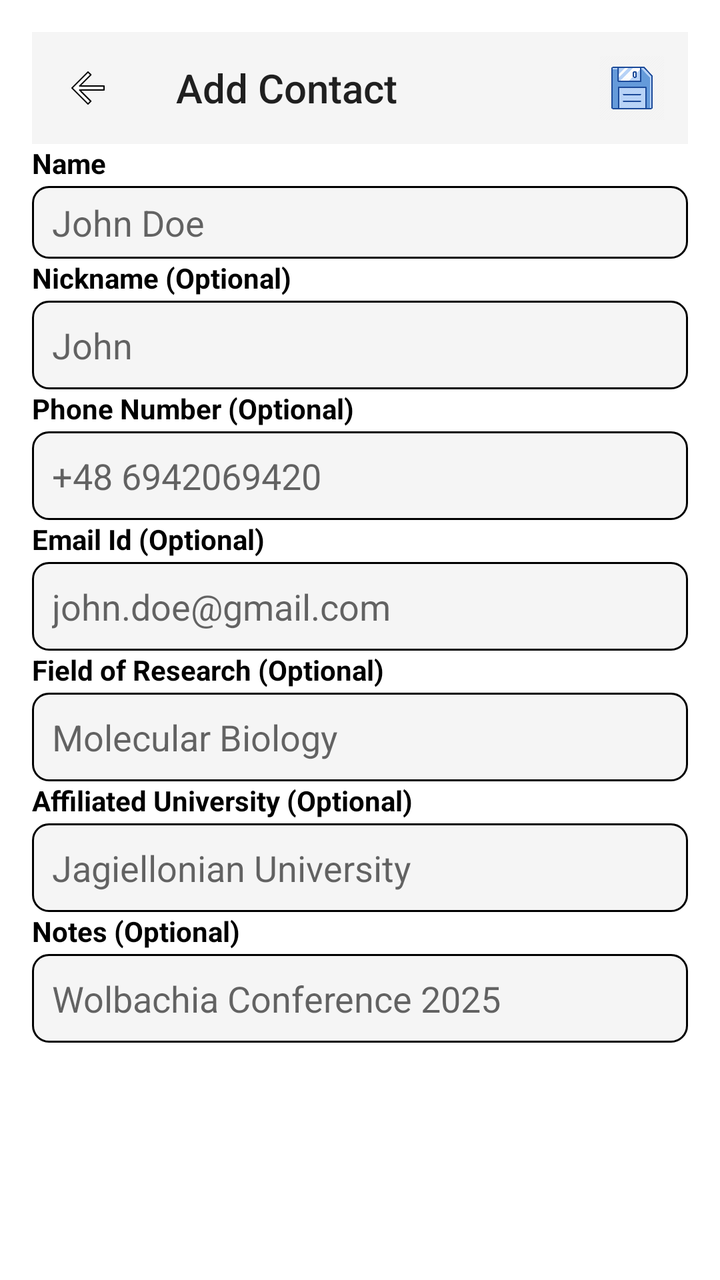
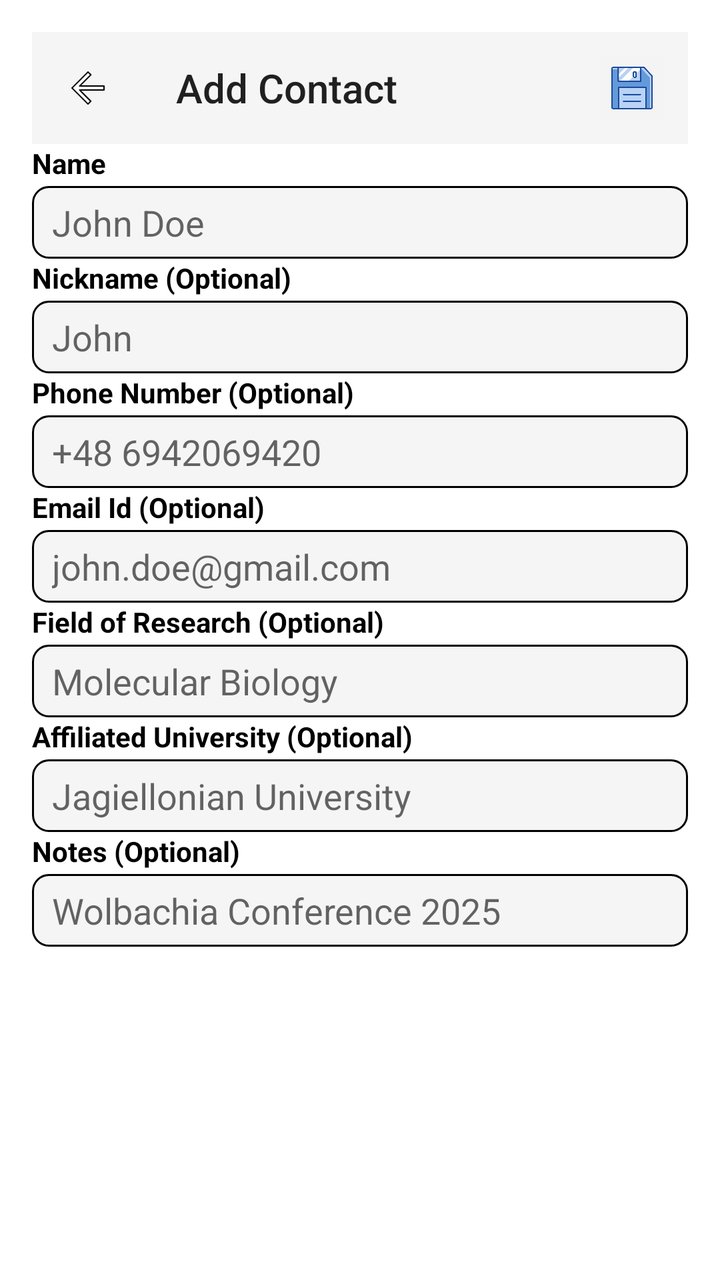

An Android layout rendered at two revisions. The XML below is the earlier revision; the diff shows what the commit changed to produce the second picture.
<!-- AndroidManifest.xml: application theme AppTheme -->
<!-- res/layout/activity_contact_entry.xml -->
<?xml version="1.0" encoding="utf-8"?>
<LinearLayout xmlns:android="http://schemas.android.com/apk/res/android"
    android:layout_width="match_parent"
    android:layout_height="match_parent"
    xmlns:app="http://schemas.android.com/apk/res-auto"
    android:orientation="vertical"
    android:padding="16dp"
    android:background="@color/white">

    <androidx.appcompat.widget.Toolbar
        android:id="@+id/contactEntryToolbar"
        android:layout_width="match_parent"
        android:layout_height="?attr/actionBarSize"
        android:background="?attr/colorPrimary"
        android:theme="@style/ThemeOverlay.AppCompat.ActionBar"
        app:title="Add Contact"
        app:titleTextAppearance="@style/TextAppearance.AppCompat.Widget.ActionBar.Title"
        app:popupTheme="@style/ThemeOverlay.AppCompat.Light"
        app:navigationIcon="@drawable/ic_back_arrow"
        app:menu="@menu/contact_entry_menu"/>

    <TextView
        android:layout_width="wrap_content"
        android:layout_height="wrap_content"
        android:text="Name"
        android:textColor="@color/black"
        android:textStyle="bold"
        android:textSize="14sp"
        android:layout_marginBottom="2dp"/>

    <EditText
        android:id="@+id/et_name"
        android:layout_width="match_parent"
        android:layout_height="wrap_content"
        android:hint="John Doe"
        android:background="@drawable/edit_text_bg"
        android:paddingTop="6dp"
        android:paddingBottom="6dp"/>

    <TextView
        android:layout_width="wrap_content"
        android:layout_height="wrap_content"
        android:text="Nickname (Optional)"
        android:textColor="@color/black"
        android:textStyle="bold"
        android:textSize="14sp"
        android:layout_marginBottom="2dp"/>

    <EditText
        android:id="@+id/et_nickname"
        android:layout_width="match_parent"
        android:layout_height="wrap_content"
        android:hint="John"
        android:padding="10dp"
        android:background="@drawable/edit_text_bg"
        android:paddingTop="6dp"
        android:paddingBottom="6dp"/>

    <TextView
        android:layout_width="wrap_content"
        android:layout_height="wrap_content"
        android:text="Phone Number (Optional)"
        android:textColor="@color/black"
        android:textStyle="bold"
        android:textSize="14sp"
        android:layout_marginBottom="2dp"/>

    <EditText
        android:id="@+id/et_phone"
        android:layout_width="match_parent"
        android:layout_height="wrap_content"
        android:hint="+48 6942069420"
        android:padding="10dp"
        android:inputType="phone"
        android:background="@drawable/edit_text_bg"
        android:paddingTop="6dp"
        android:paddingBottom="6dp"/>

    <TextView
        android:layout_width="wrap_content"
        android:layout_height="wrap_content"
        android:text="Email Id (Optional)"
        android:textColor="@color/black"
        android:textStyle="bold"
        android:textSize="14sp"
        android:layout_marginBottom="2dp"/>

    <EditText
        android:id="@+id/et_email"
        android:layout_width="match_parent"
        android:layout_height="wrap_content"
        android:hint="john.doe@gmail.com"
        android:padding="10dp"
        android:inputType="textEmailAddress"
        android:background="@drawable/edit_text_bg"
        android:paddingTop="6dp"
        android:paddingBottom="6dp"/>

    <TextView
        android:layout_width="wrap_content"
        android:layout_height="wrap_content"
        android:text="Field of Research (Optional)"
        android:textColor="@color/black"
        android:textStyle="bold"
        android:textSize="14sp"
        android:layout_marginBottom="2dp"/>

    <EditText
        android:id="@+id/et_field"
        android:layout_width="match_parent"
        android:layout_height="wrap_content"
        android:hint="Molecular Biology"
        android:padding="10dp"
        android:background="@drawable/edit_text_bg"
        android:paddingTop="6dp"
        android:paddingBottom="6dp"/>

    <TextView
        android:layout_width="wrap_content"
        android:layout_height="wrap_content"
        android:text="Affiliated University (Optional)"
        android:textColor="@color/black"
        android:textStyle="bold"
        android:textSize="14sp"
        android:layout_marginBottom="2dp"/>

    <EditText
        android:id="@+id/et_university"
        android:layout_width="match_parent"
        android:layout_height="wrap_content"
        android:hint="Jagiellonian University"
        android:padding="10dp"
        android:background="@drawable/edit_text_bg"
        android:paddingTop="6dp"
        android:paddingBottom="6dp"/>

    <TextView
        android:layout_width="wrap_content"
        android:layout_height="wrap_content"
        android:text="Notes (Optional)"
        android:textColor="@color/black"
        android:textStyle="bold"
        android:textSize="14sp"
        android:layout_marginBottom="2dp"/>

    <EditText
        android:id="@+id/et_notes"
        android:layout_width="match_parent"
        android:layout_height="wrap_content"
        android:hint="Wolbachia Conference 2025"
        android:padding="10dp"
        android:background="@drawable/edit_text_bg"
        android:paddingTop="6dp"
        android:paddingBottom="6dp"/>

</LinearLayout>
<!-- resources referenced by this layout -->
<resources>
  <color name="black">#FF000000</color>
  <color name="white">#FFFFFFFF</color>
  <!-- drawable edit_text_bg (drawable) -->
  <?xml version="1.0" encoding="utf-8"?>
  <shape xmlns:android="http://schemas.android.com/apk/res/android"
      android:shape="rectangle">
  
      
      <solid android:color="@color/light_gray" />
  
      
      <stroke android:width="1dp" android:color="@color/black" />
  
      
      <corners android:radius="8dp" />
  
      
      <padding android:left="10dp" android:right="10dp" />
  </shape>
  <!-- drawable ic_back_arrow (drawable) -->
  <?xml version="1.0" encoding="utf-8"?>
  <vector xmlns:android="http://schemas.android.com/apk/res/android"
      android:width="24dp"
      android:height="24dp"
      android:viewportWidth="24"
      android:viewportHeight="24">
  
      <path
          android:fillColor="@android:color/white"
          android:strokeColor="@android:color/black"
          android:strokeWidth="0.7"
          android:strokeLineJoin="round"
          android:strokeLineCap="round"
          android:pathData="M20,11H7.83L13.42,5.41L12,4L4,12L12,20L13.41,18.59L7.83,13H20V11Z"/>
  </vector>
  <style name="AppTheme" parent="Theme.AppCompat.Light.NoActionBar">
          
          <item name="windowActionBar">false</item>
          <item name="windowNoTitle">true</item>
      </style>
  <color name="light_gray">#F5F5F5</color>
</resources>

<!-- the commit's change to res/layout/activity_contact_entry.xml (unified diff, before → after) -->
@@ -51,7 +51,6 @@
         android:layout_width="match_parent"
         android:layout_height="wrap_content"
         android:hint="John"
-        android:padding="10dp"
         android:background="@drawable/edit_text_bg"
         android:paddingTop="6dp"
         android:paddingBottom="6dp"/>
@@ -70,7 +69,6 @@
         android:layout_width="match_parent"
         android:layout_height="wrap_content"
         android:hint="+48 6942069420"
-        android:padding="10dp"
         android:inputType="phone"
         android:background="@drawable/edit_text_bg"
         android:paddingTop="6dp"
@@ -90,7 +88,6 @@
         android:layout_width="match_parent"
         android:layout_height="wrap_content"
         android:hint="john.doe@gmail.com"
-        android:padding="10dp"
         android:inputType="textEmailAddress"
         android:background="@drawable/edit_text_bg"
         android:paddingTop="6dp"
@@ -110,7 +107,6 @@
         android:layout_width="match_parent"
         android:layout_height="wrap_content"
         android:hint="Molecular Biology"
-        android:padding="10dp"
         android:background="@drawable/edit_text_bg"
         android:paddingTop="6dp"
         android:paddingBottom="6dp"/>
@@ -129,7 +125,6 @@
         android:layout_width="match_parent"
         android:layout_height="wrap_content"
         android:hint="Jagiellonian University"
-        android:padding="10dp"
         android:background="@drawable/edit_text_bg"
         android:paddingTop="6dp"
         android:paddingBottom="6dp"/>
@@ -148,7 +143,6 @@
         android:layout_width="match_parent"
         android:layout_height="wrap_content"
         android:hint="Wolbachia Conference 2025"
-        android:padding="10dp"
         android:background="@drawable/edit_text_bg"
         android:paddingTop="6dp"
         android:paddingBottom="6dp"/>
